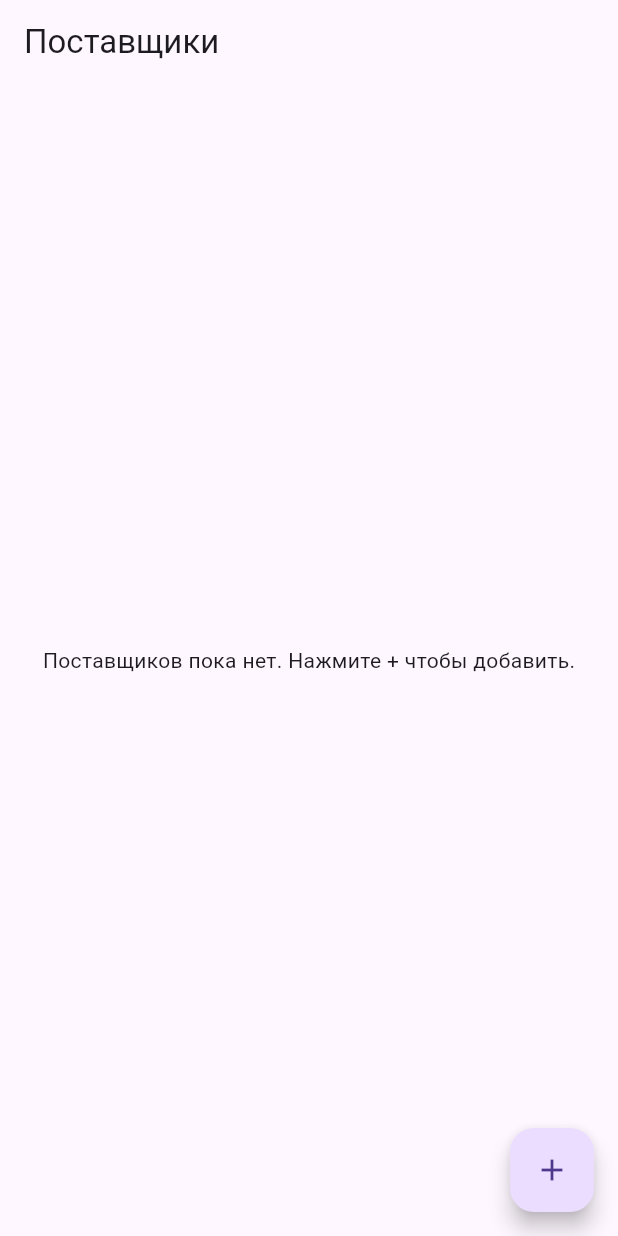
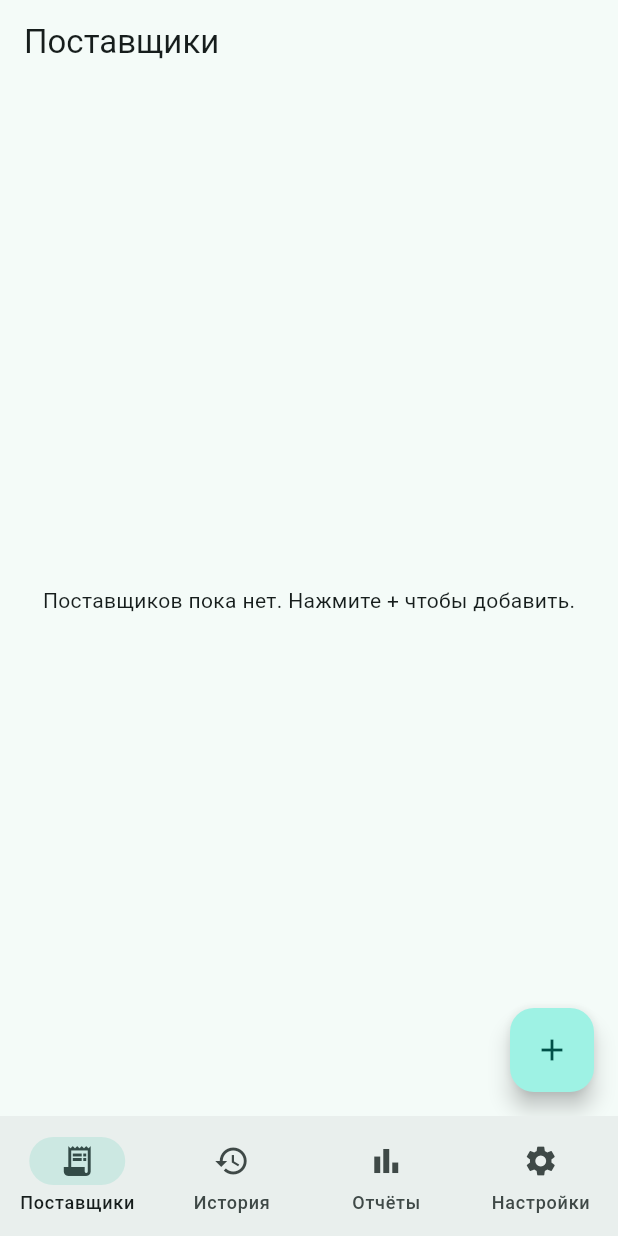
Before and after one commit to olegrtishchev-source/kommunalka, a Flutter app: the screen it shows once a user with an empty profile is signed in, on a phone screen of 412 x 824 dp. Run offline on Flutter 3.47's test engine with Material 3 defaults, Android fonts, the phone set to English and light mode, and no system bars; our stand-ins replace drift, drift_flutter, flutter_riverpod, go_router, supabase_flutter; missing offline and left inert: excel, flutter_web_auth_2; accounts and stored records are empty; generated files the repository leaves out were written again.

Commit message:
этап-4.9: нижняя навигация (StatefulShellRoute) и базовая тема
Каркас навигации на 4 раздела — Поставщики / История / Отчёты /
Настройки (ТЗ §4.9, схема §2.5): StatefulShellRoute.indexedStack в
router.dart + MainShellScreen с NavigationBar. Ветка «Поставщики»
включает вложенными маршрутами уже существующие формы (new/reading/
payment) без изменения их абсолютных путей. Ветки История/Отчёты/
Настройки — экраны-заглушки, наполнятся на пунктах 4.6/4.7, 4.10, 4.8.
app.dart: базовая тема Material 3 (ColorScheme.fromSeed).

```diff
--- a/lib/app.dart
+++ b/lib/app.dart
@@ -4,6 +4,9 @@ import 'package:flutter_riverpod/flutter_riverpod.dart';
 import 'router.dart';
 
 /// MaterialApp.router + go_router (ТЗ, Этап 2.4 плана — структура папок).
+/// Базовая тема (ТЗ §4.9, §5 — минималистичный интерфейс): Material 3,
+/// цветовая схема из одного seed-цвета — при желании поменять фирменный
+/// цвет достаточно поменять один параметр ниже, тема пересчитается сама.
 class KommunalkaApp extends ConsumerWidget {
   const KommunalkaApp({super.key});
 
@@ -12,6 +15,10 @@ class KommunalkaApp extends ConsumerWidget {
     final router = ref.watch(routerProvider);
     return MaterialApp.router(
       title: 'Коммуналка',
+      theme: ThemeData(
+        useMaterial3: true,
+        colorScheme: ColorScheme.fromSeed(seedColor: Colors.teal),
+      ),
       routerConfig: router,
     );
   }
--- a/lib/router.dart
+++ b/lib/router.dart
@@ -6,18 +6,27 @@ import 'package:go_router/go_router.dart';
 
 import 'providers/auth_provider.dart';
 import 'screens/auth/login_screen.dart';
+import 'screens/history/history_screen.dart';
 import 'screens/payment/payment_screen.dart';
 import 'screens/reading_entry/reading_entry_screen.dart';
+import 'screens/reports/reports_screen.dart';
+import 'screens/settings/settings_screen.dart';
+import 'screens/shell/main_shell_screen.dart';
 import 'screens/supplier_form/supplier_form_screen.dart';
 import 'screens/suppliers_list/suppliers_list_screen.dart';
 
-/// Маршруты go_router (полная схема — ТЗ, Этап 2.5 плана). Пока подключена
-/// только тончайшая сквозная связка Этапа 3.5 (MVP): /login, /suppliers,
-/// /suppliers/new, /suppliers/:id/reading, /suppliers/:id/payment/:paymentId.
-/// Остальные маршруты из схемы 2.5 — /register, /suppliers/:id (карточка),
-/// .../edit, /suppliers/:id/history, /history, /reports, /settings, а
-/// вместе с ними нижняя навигация (StatefulShellRoute на 4 раздела) —
-/// Этап 4: сейчас за ними стояли бы экраны-заглушки, а не функциональность.
+/// Маршруты go_router (полная схема — ТЗ, Этап 2.5 плана). С Этапа 4, п. 4.9
+/// — нижняя навигация на 4 раздела (StatefulShellRoute.indexedStack):
+/// Поставщики / История / Отчёты / Настройки, каждый со своим стеком и
+/// сохраняемым состоянием при переключении вкладок (см. MainShellScreen).
+/// Ветка «История»/«Отчёты»/«Настройки» пока ведёт на экран-заглушку —
+/// содержимое появится на соответствующих пунктах плана (4.6/4.7, 4.10,
+/// 4.8). Внутри ветки «Поставщики» вложены формы (new/reading/payment) —
+/// у них общий с корнем стек навигации, поэтому нижняя панель остаётся
+/// видимой и на них (минимальный вариант, без отдельного полноэкранного
+/// ShellRoute — пересмотрим, если на практике будет визуально мешать).
+/// /register, /suppliers/:id (карточка поставщика), .../edit,
+/// /suppliers/:id/history — остальные пункты Этапа 4 (4.1, 4.2, 4.6).
 final routerProvider = Provider<GoRouter>((ref) {
   final authService = ref.watch(authServiceProvider);
 
@@ -36,26 +45,62 @@ final routerProvider = Provider<GoRouter>((ref) {
         path: '/login',
         builder: (context, state) => const LoginScreen(),
       ),
+      StatefulShellRoute.indexedStack(
+        builder: (context, state, navigationShell) =>
+            MainShellScreen(navigationShell: navigationShell),
+        branches: [
+          StatefulShellBranch(
+            routes: [
               GoRoute(
                 path: '/suppliers',
                 builder: (context, state) => const SuppliersListScreen(),
-      ),
+                routes: [
                   GoRoute(
-        path: '/suppliers/new',
+                    path: 'new',
                     builder: (context, state) => const SupplierFormScreen(),
                   ),
                   GoRoute(
-        path: '/suppliers/:id/reading',
+                    path: ':id/reading',
                     builder: (context, state) => ReadingEntryScreen(
                       supplierId: state.pathParameters['id']!,
                     ),
                   ),
                   GoRoute(
-        path: '/suppliers/:id/payment/:paymentId',
+                    path: ':id/payment/:paymentId',
                     builder: (context, state) => PaymentScreen(
                       supplierId: state.pathParameters['id']!,
                       paymentId: state.pathParameters['paymentId']!,
                     ),
+                  ),
+                ],
+              ),
+            ],
+          ),
+          StatefulShellBranch(
+            routes: [
+              GoRoute(
+                path: '/history',
+                builder: (context, state) => const HistoryScreen(),
+              ),
+            ],
+          ),
+          StatefulShellBranch(
+            routes: [
+              GoRoute(
+                path: '/reports',
+                builder: (context, state) => const ReportsScreen(),
+              ),
+            ],
+          ),
+          StatefulShellBranch(
+            routes: [
+              GoRoute(
+                path: '/settings',
+                builder: (context, state) => const SettingsScreen(),
+              ),
+            ],
+          ),
+        ],
       ),
     ],
   );
--- /dev/null
+++ b/lib/screens/history/history_screen.dart
@@ -0,0 +1,16 @@
+import 'package:flutter/material.dart';
+
+/// Общая история платежей (ТЗ §4.6–4.7) — заглушка для каркаса навигации
+/// (Этап 4, п. 4.9). Список платежей по всем поставщикам, фильтры по
+/// поставщику/периоду и поиск по сумме/дате — отдельный пункт плана (4.7).
+class HistoryScreen extends StatelessWidget {
+  const HistoryScreen({super.key});
+
+  @override
+  Widget build(BuildContext context) {
+    return Scaffold(
+      appBar: AppBar(title: const Text('История')),
+      body: const Center(child: Text('Раздел «История» в разработке')),
+    );
+  }
+}
--- /dev/null
+++ b/lib/screens/reports/reports_screen.dart
@@ -0,0 +1,16 @@
+import 'package:flutter/material.dart';
+
+/// Формирование и выгрузка Excel-отчёта на Яндекс.Диск (ТЗ §4.10) —
+/// заглушка для каркаса навигации (Этап 4, п. 4.9). Выбор периода, кнопка
+/// «Сформировать и выгрузить» и статус авторизации Яндекс.Диска — п. 4.10.
+class ReportsScreen extends StatelessWidget {
+  const ReportsScreen({super.key});
+
+  @override
+  Widget build(BuildContext context) {
+    return Scaffold(
+      appBar: AppBar(title: const Text('Отчёты')),
+      body: const Center(child: Text('Раздел «Отчёты» в разработке')),
+    );
+  }
+}
--- /dev/null
+++ b/lib/screens/settings/settings_screen.dart
@@ -0,0 +1,16 @@
+import 'package:flutter/material.dart';
+
+/// Настройки приложения (ТЗ §4.8) — заглушка для каркаса навигации (Этап 4,
+/// п. 4.9). Валюта, формат даты, переключатель напоминаний, выход из
+/// аккаунта, очистка локального кеша drift — отдельный пункт плана (4.8).
+class SettingsScreen extends StatelessWidget {
+  const SettingsScreen({super.key});
+
+  @override
+  Widget build(BuildContext context) {
+    return Scaffold(
+      appBar: AppBar(title: const Text('Настройки')),
+      body: const Center(child: Text('Раздел «Настройки» в разработке')),
+    );
+  }
+}
--- /dev/null
+++ b/lib/screens/shell/main_shell_screen.dart
@@ -0,0 +1,35 @@
+import 'package:flutter/material.dart';
+import 'package:go_router/go_router.dart';
+
+/// Общий каркас нижней навигации (ТЗ, схема §2.5) — 4 раздела: Поставщики /
+/// История / Отчёты / Настройки (ТЗ §4.9). Обёртка вокруг
+/// StatefulShellRoute.indexedStack из router.dart — у каждой вкладки свой
+/// собственный стек экранов и состояние, которое сохраняется при
+/// переключении между вкладками, а не пересоздаётся заново.
+class MainShellScreen extends StatelessWidget {
+  const MainShellScreen({super.key, required this.navigationShell});
+
+  final StatefulNavigationShell navigationShell;
+
+  @override
+  Widget build(BuildContext context) {
+    return Scaffold(
+      body: navigationShell,
+      bottomNavigationBar: NavigationBar(
+        selectedIndex: navigationShell.currentIndex,
+        onDestinationSelected: (index) => navigationShell.goBranch(
+          index,
+          // Повторное нажатие на уже открытую вкладку возвращает её к
+          // корневому экрану — стандартное поведение bottom navigation.
+          initialLocation: index == navigationShell.currentIndex,
+        ),
+        destinations: const [
+          NavigationDestination(icon: Icon(Icons.receipt_long), label: 'Поставщики'),
+          NavigationDestination(icon: Icon(Icons.history), label: 'История'),
+          NavigationDestination(icon: Icon(Icons.bar_chart), label: 'Отчёты'),
+          NavigationDestination(icon: Icon(Icons.settings), label: 'Настройки'),
+        ],
+      ),
+    );
+  }
+}
```
Lines whose indentation alone changed are shown as unchanged.
